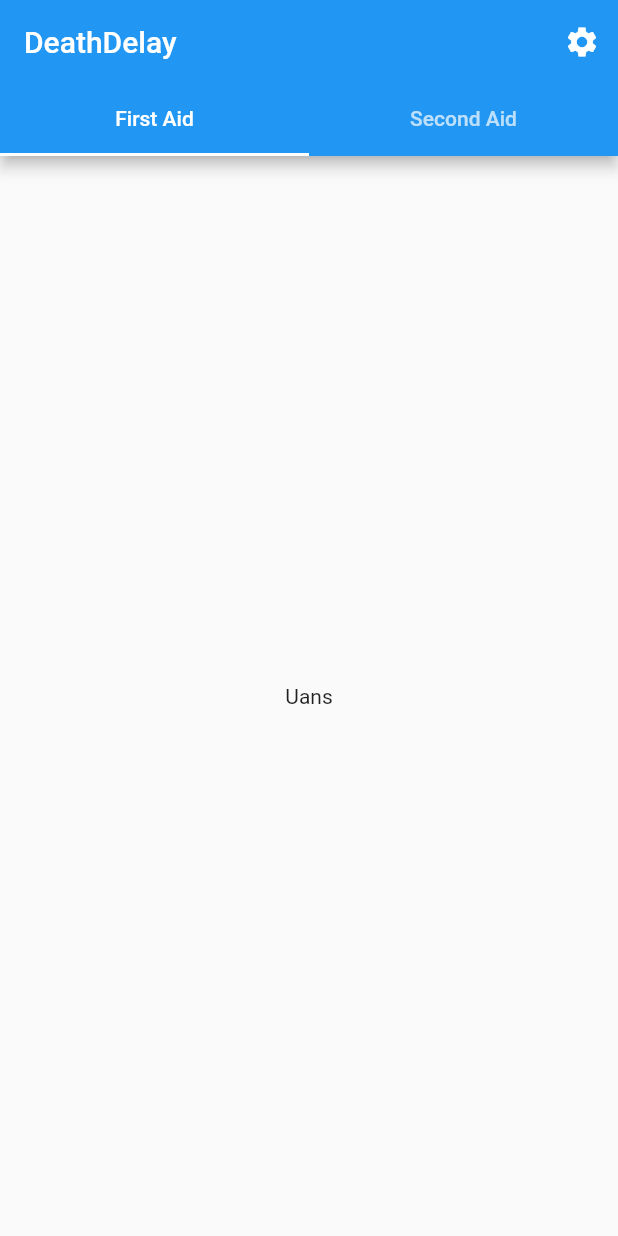
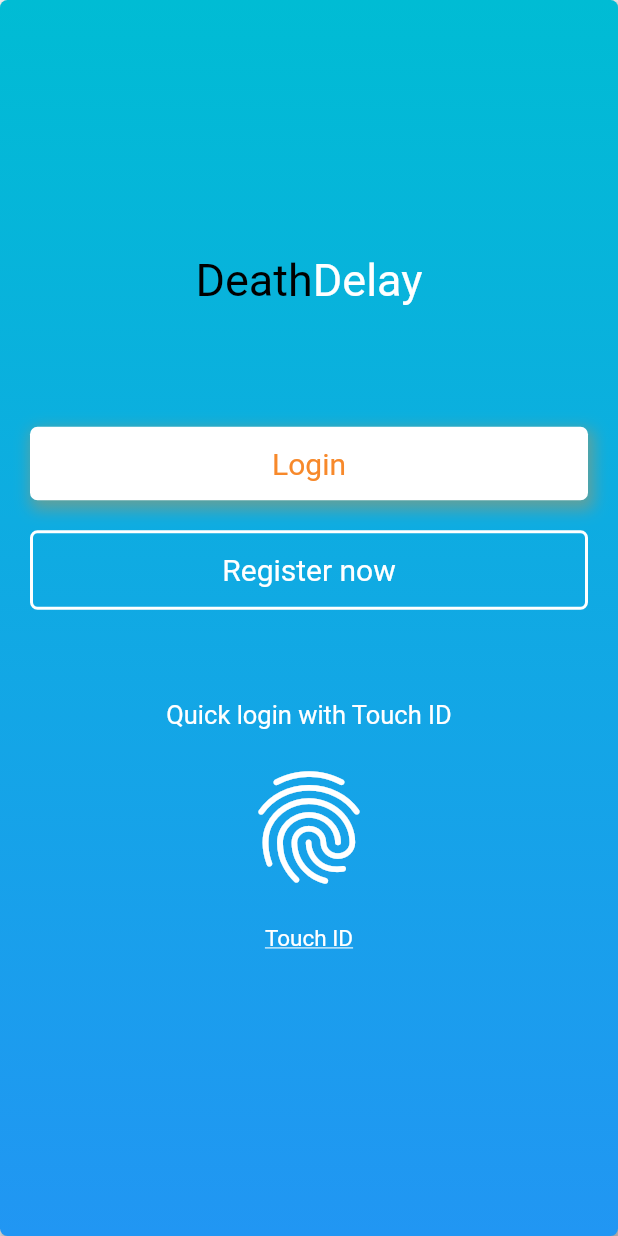
Before and after one commit to DschoDschiii/death_delay, a Flutter app: the screen it shows after launch, on a phone screen of 412 x 824 dp. Run offline on Flutter 3.47's test engine with Material 2 defaults, Android fonts, the light colour scheme and no system bars.

Commit message:
added welcome page

```diff
--- /dev/null
+++ b/lib/login_page.dart
@@ -0,0 +1,13 @@
+import 'package:flutter/cupertino.dart';
+
+class LoginPage extends StatefulWidget{
+  _LoginPageState createState() => _LoginPageState();
+}
+
+class _LoginPageState extends State<LoginPage> {
+  @override
+  Widget build(BuildContext context) {
+    // TODO: implement build
+    throw UnimplementedError();
+  }
+}
--- a/lib/main.dart
+++ b/lib/main.dart
@@ -2,6 +2,9 @@ import 'package:flutter/cupertino.dart';
 import 'package:flutter/material.dart';
 
 import 'home.dart';
+import 'welcome_page.dart';
+
+bool loggedIn = false;
 
 void main() {
   runApp(MyApp());
@@ -12,7 +15,7 @@ class MyApp extends StatelessWidget {
   Widget build(BuildContext context) {
     return new MaterialApp(
       debugShowCheckedModeBanner: false,
-      home: Home()
+      home: loggedIn ? Home() : WelcomePage()
     );
   }
 }
--- /dev/null
+++ b/lib/sign_up_page.dart
@@ -0,0 +1,13 @@
+import 'package:flutter/cupertino.dart';
+
+class SignUpPage extends StatefulWidget{
+  _SignUpPageState createState() => _SignUpPageState();
+}
+
+class _SignUpPageState extends State<SignUpPage>{
+  @override
+  Widget build(BuildContext context) {
+    // TODO: implement build
+    throw UnimplementedError();
+  }
+}
--- /dev/null
+++ b/lib/welcome_page.dart
@@ -0,0 +1,156 @@
+import 'package:flutter/cupertino.dart';
+import 'package:flutter/material.dart';
+
+import 'login_page.dart';
+import 'sign_up_page.dart';
+
+class WelcomePage extends StatefulWidget {
+  @override
+  _WelcomePageState createState() => _WelcomePageState();
+}
+
+class _WelcomePageState extends State<WelcomePage>{
+
+  Widget _submitButton() {
+    return InkWell(
+      onTap: () {
+        Navigator.push(
+            context, MaterialPageRoute(builder: (context) => LoginPage()));
+      },
+      child: Container(
+        width: MediaQuery.of(context).size.width,
+        padding: EdgeInsets.symmetric(vertical: 13),
+        alignment: Alignment.center,
+        decoration: BoxDecoration(
+            borderRadius: BorderRadius.all(Radius.circular(5)),
+            boxShadow: <BoxShadow>[
+              BoxShadow(
+                  color: Color(0xffdf8e33).withAlpha(100),
+                  offset: Offset(2, 4),
+                  blurRadius: 8,
+                  spreadRadius: 2)
+            ],
+            color: Colors.white),
+        child: Text(
+          'Login',
+          style: TextStyle(fontSize: 20, color: Color(0xfff7892b)),
+        ),
+      ),
+    );
+  }
+
+  Widget _signUpButton() {
+    return InkWell(
+      onTap: () {
+        Navigator.push(
+            context, MaterialPageRoute(builder: (context) => SignUpPage()));
+      },
+      child: Container(
+        width: MediaQuery.of(context).size.width,
+        padding: EdgeInsets.symmetric(vertical: 13),
+        alignment: Alignment.center,
+        decoration: BoxDecoration(
+          borderRadius: BorderRadius.all(Radius.circular(5)),
+          border: Border.all(color: Colors.white, width: 2),
+        ),
+        child: Text(
+          'Register now',
+          style: TextStyle(fontSize: 20, color: Colors.white),
+        ),
+      ),
+    );
+  }
+
+  Widget _label() {
+    return Container(
+        margin: EdgeInsets.only(top: 40, bottom: 20),
+        child: Column(
+          children: <Widget>[
+            Text(
+              'Quick login with Touch ID',
+              style: TextStyle(color: Colors.white, fontSize: 17),
+            ),
+            SizedBox(
+              height: 20,
+            ),
+            Icon(Icons.fingerprint, size: 90, color: Colors.white),
+            SizedBox(
+              height: 20,
+            ),
+            Text(
+              'Touch ID',
+              style: TextStyle(
+                color: Colors.white,
+                fontSize: 15,
+                decoration: TextDecoration.underline,
+              ),
+            ),
+          ],
+        ));
+  }
+
+  Widget _title() {
+    return RichText(
+      textAlign: TextAlign.center,
+      text: TextSpan(
+          children: [
+            TextSpan(
+              text: 'Death',
+              style: TextStyle(color: Colors.black, fontSize: 30),
+            ),
+            TextSpan(
+              text: 'Delay',
+              style: TextStyle(color: Colors.white, fontSize: 30),
+            ),
+          ]),
+    );
+  }
+
+  Widget build(BuildContext context){
+    return Scaffold(
+      body: Stack(
+        children: <Widget>[
+          Container(
+            padding: EdgeInsets.symmetric(horizontal: 20),
+            height: MediaQuery.of(context).size.height,
+            decoration: BoxDecoration(
+              borderRadius: BorderRadius.all(Radius.circular(5)),
+              boxShadow: <BoxShadow>[
+                BoxShadow(
+                  color: Colors.grey.shade500,
+                  offset: Offset(2,4),
+                  blurRadius: 5,
+                  spreadRadius: 2
+                )
+              ],
+              gradient: LinearGradient(
+                begin: Alignment.topCenter,
+                end: Alignment.bottomCenter,
+                colors: [Colors.cyan, Colors.blue]
+              )
+            ),
+            child: Column(
+              crossAxisAlignment: CrossAxisAlignment.center,
+              mainAxisAlignment: MainAxisAlignment.center,
+              children: <Widget>[
+                _title(),
+                SizedBox(
+                  height: 80,
+                ),
+                _submitButton(),
+                SizedBox(
+                  height: 20,
+                ),
+                _signUpButton(),
+                SizedBox(
+                  height: 20,
+                ),
+                _label()
+              ],
+            ),
+          )
+        ],
+      ),
+    );
+  }
+}
```
